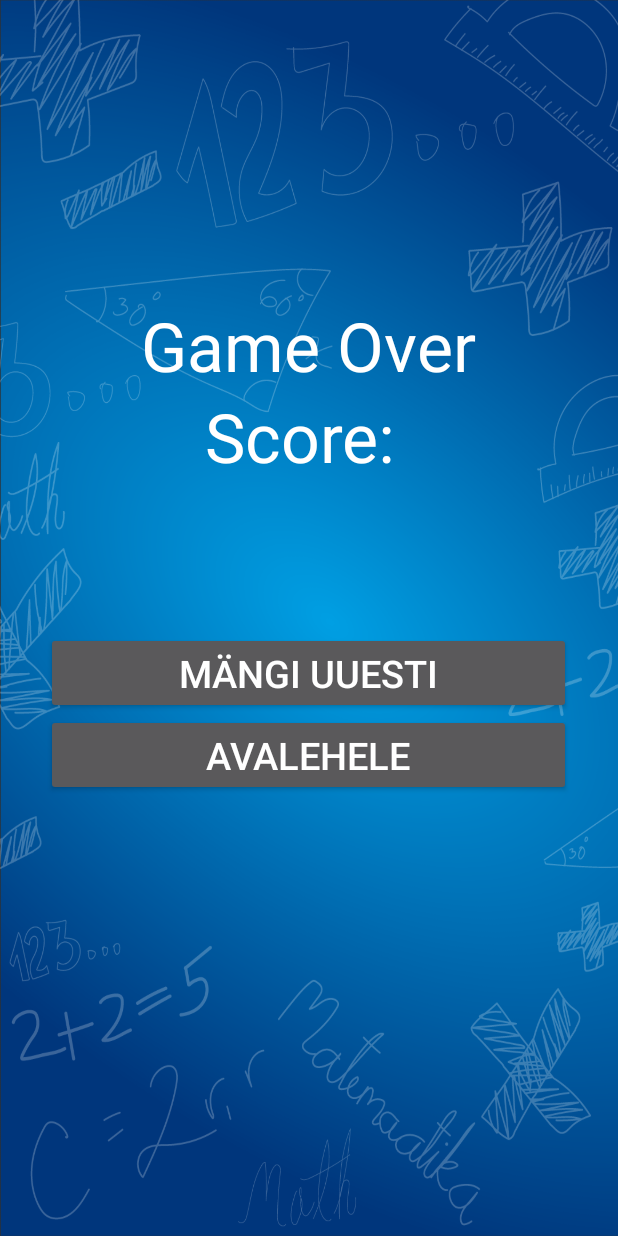
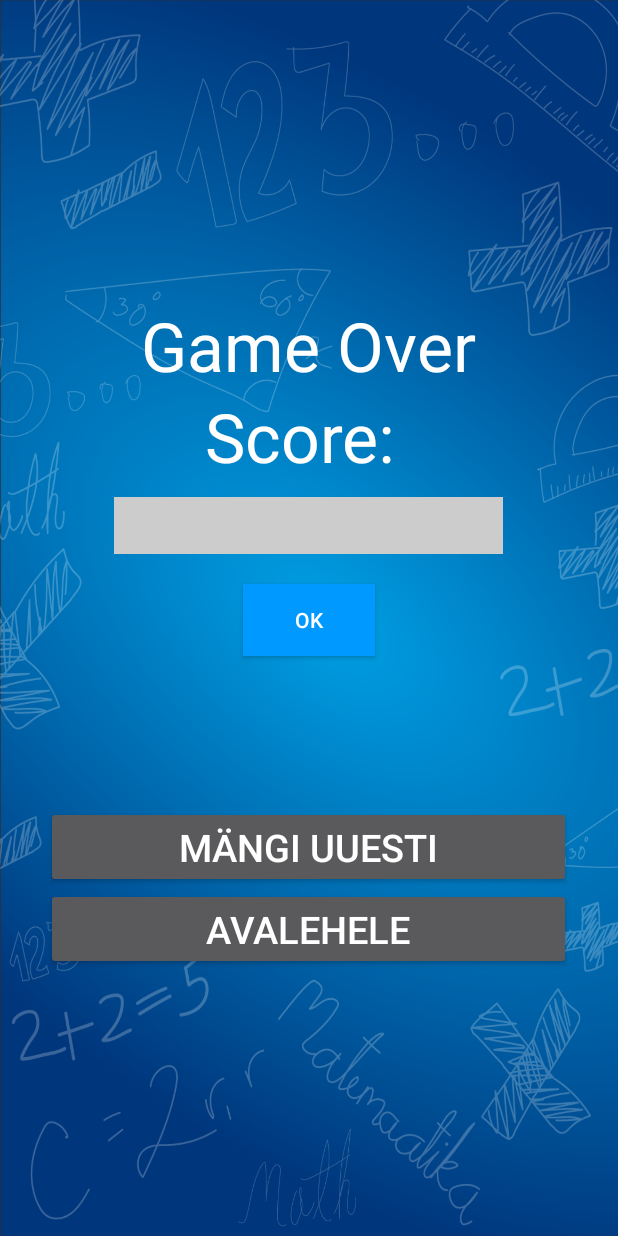
Before and after one commit to psarri/Mobiilirakendused-Grupp_5-1, an Android app: the layout activity_game_over.xml on its own in the app's theme, with its tools: preview values and no code run, on a phone screen of 412 x 824 dp. Run offline under Robolectric (Android 15) with nearby library versions, the phone set to English and light mode, and no system bars.

Commit message:
Ref#6-results table

```diff
--- a/app/src/main/AndroidManifest.xml
+++ b/app/src/main/AndroidManifest.xml
@@ -12,6 +12,7 @@
         <activity android:name=".LandingPageActivity" />
         <activity android:name=".Game" />
         <activity android:name=".GameOver" />
+        <activity android:name=".ResultsTable" />
         <activity android:name=".MainActivity">
             <intent-filter>
                 <action android:name="android.intent.action.MAIN" />
--- a/app/src/main/java/com/tlu/mathapp/ResultsDao.java
+++ b/app/src/main/java/com/tlu/mathapp/ResultsDao.java
@@ -12,6 +12,12 @@ public interface ResultsDao {
     @Query("SELECT * FROM results")
     List<Result> getAll();
 
+    @Query("SELECT name FROM results")
+    List<String> getAllNames();
+
+    @Query("SELECT score FROM results")
+    List<String> getAllScores();
+
     @Query("SELECT * FROM results WHERE name LIKE :name LIMIT 1")
     Result findByName(String name);
 
--- a/app/src/main/res/layout/activity_game_over.xml
+++ b/app/src/main/res/layout/activity_game_over.xml
@@ -25,7 +25,32 @@
         android:layout_gravity="center_horizontal"
         android:text="@string/game_over_score"
         android:textColor="@color/colorPrimary"
-        android:textSize="45sp" />
+        android:textSize="45sp"
+        />
+
+    <EditText
+        android:id="@+id/nameInput"
+        android:layout_width="259dp"
+        android:layout_height="38dp"
+        android:layout_gravity="center_horizontal"
+        android:background="#CCCCCC"
+        android:layout_marginTop="10dp"
+        android:inputType="text"
+        >
+
+        <requestFocus />
+    </EditText>
+    <Button
+        android:id="@+id/inputButton"
+        android:layout_width="wrap_content"
+        android:layout_height="wrap_content"
+        android:layout_gravity="center_horizontal"
+        android:layout_alignParentLeft="true"
+        android:layout_below="@+id/textView2"
+        android:layout_marginTop="20dp"
+        android:background="#0099FF"
+        android:text="@string/inputButton"
+        android:textColor="#FFFFFF" />
 
     <Button
         android:id="@+id/play_button"
--- a/app/src/main/res/layout/activity_landing_page.xml
+++ b/app/src/main/res/layout/activity_landing_page.xml
@@ -31,6 +31,7 @@
         android:textSize="45sp"
         />
     <Button
+        android:id="@+id/results_button"
         android:layout_width="wrap_content"
         android:layout_height="wrap_content"
         android:layout_gravity="center_horizontal"
--- a/app/src/main/res/values/strings.xml
+++ b/app/src/main/res/values/strings.xml
@@ -11,4 +11,5 @@
     <string name="lives">5/5</string>
     <string name="score">Score: 0</string>
     <string name="game_over_score">"Score: "</string>
+    <string name="inputButton">OK</string>
 </resources>
```
Also changed, not shown: app/src/main/java/com/tlu/mathapp/GameOver.java (+23 -4 lines), app/src/main/java/com/tlu/mathapp/LandingPageActivity.java (+15 -1 lines), app/src/main/java/com/tlu/mathapp/ResultsTable.java (added, +36 -0 lines), app/src/main/res/layout/activity_results_table.xml (added, +21 -0 lines).
